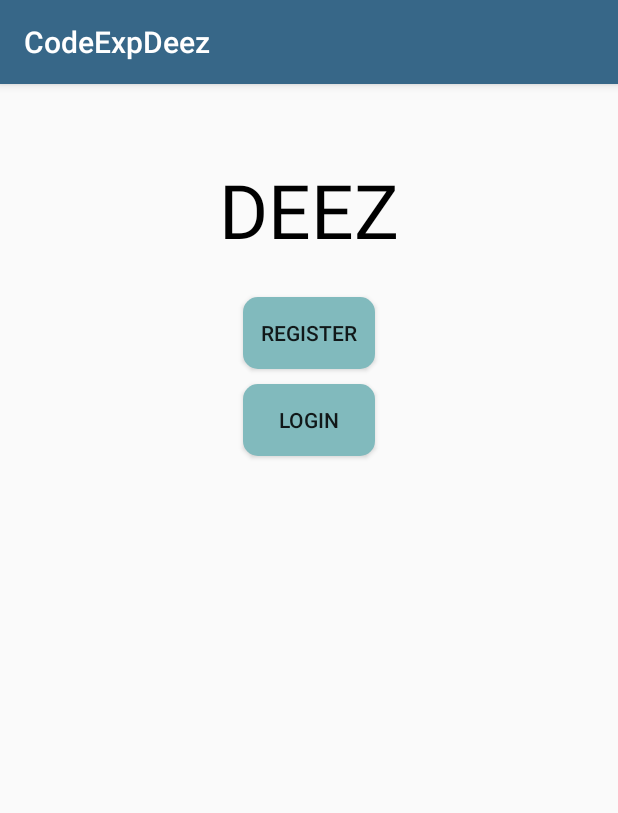
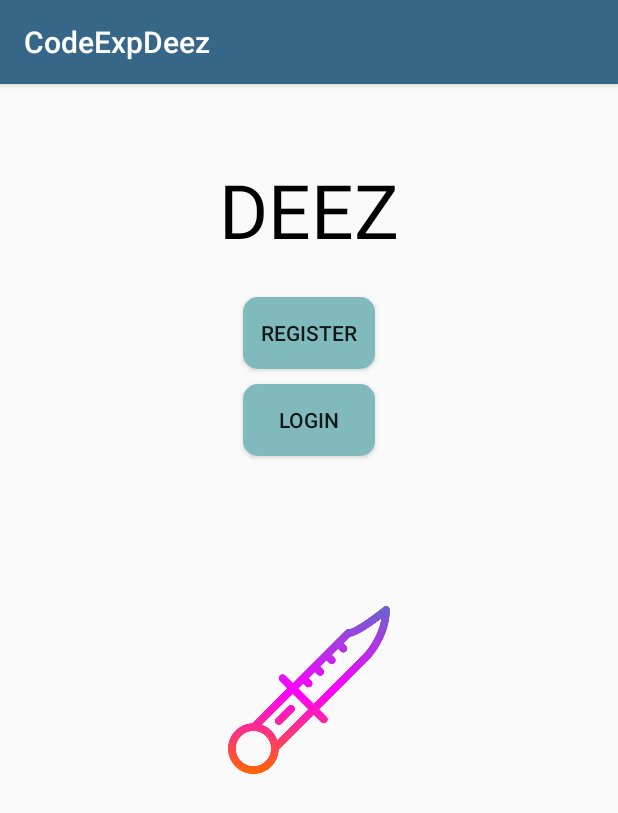
Before and after one commit to Phoshco/CodeExpDeez, an Android app: the screen it shows after launch (Launch), on a phone screen of 412 x 824 dp. Shown: the top 813 px of the screen. Run offline under Robolectric (Android 15) with nearby library versions, the phone set to English and light mode, and no system bars; our stand-ins replace Firebase (no records; nobody signed in at launch, a user with empty details on screens opened directly).

Commit message:
Small fix

```diff
--- a/app/src/main/res/layout/activity_launch.xml
+++ b/app/src/main/res/layout/activity_launch.xml
@@ -17,16 +17,17 @@
         app:layout_constraintTop_toBottomOf="@id/deez"
 
         />
-<!--    <ImageView
-        android:layout_width="match_parent"
-        android:layout_height="match_parent"
-        android:src="@drawable/icecream"
+    <ImageView
+        android:layout_width="wrap_content"
+        android:layout_height="wrap_content"
+        android:src="@drawable/icon"
         android:layout_gravity="center"
-        android:layout_marginTop="50dp"
+        android:layout_marginTop="20dp"
         app:layout_constraintLeft_toLeftOf="parent"
         app:layout_constraintRight_toRightOf="parent"
-        app:layout_constraintTop_toBottomOf="@+id/textViewMesg"
-        />-->
+        app:layout_constraintTop_toTopOf="parent"
+        android:padding="150dp"
+        />
 
     <TextView
         android:id="@+id/deez"
```
Also changed, not shown: app/src/main/res/drawable/icon.png (added).
